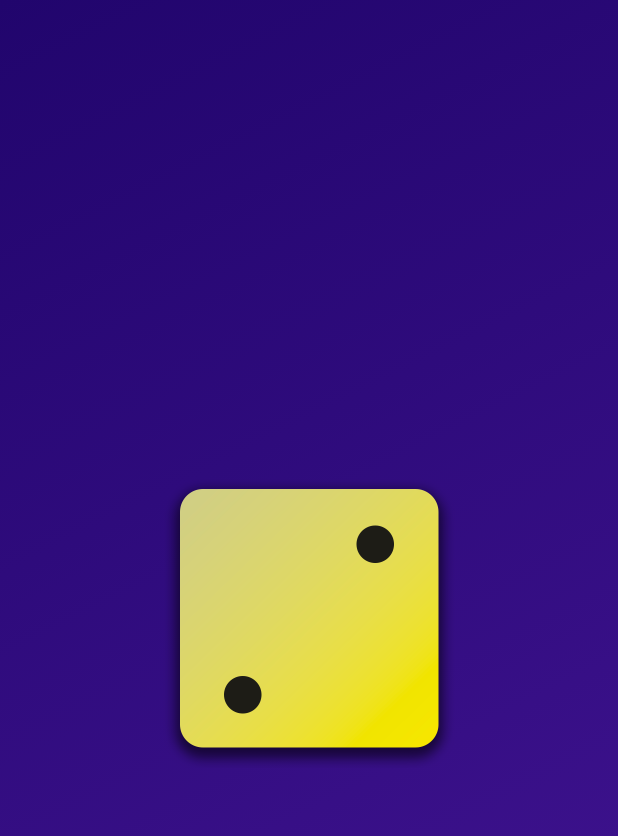
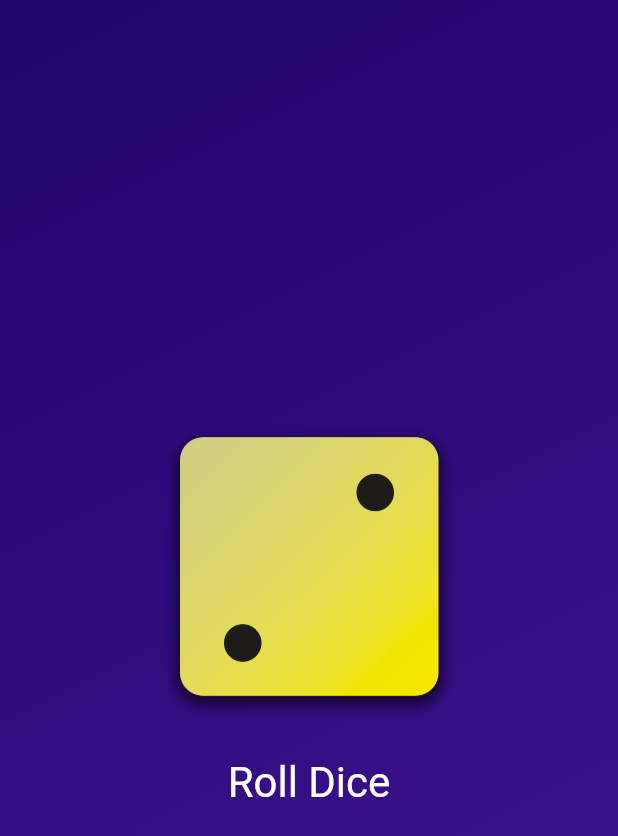
Before and after one commit to elvan/roll_dice_app_flutter, a Flutter app: the screen it shows after launch, on a phone screen of 412 x 824 dp. Shown: the top 836 px of the screen. Run offline on Flutter 3.47's test engine with Material 2 defaults, Android fonts, the phone set to English and light mode, and no system bars.

Commit message:
adding buttons

```diff
--- a/lib/gradient_container.dart
+++ b/lib/gradient_container.dart
@@ -13,6 +13,10 @@ class GradientContainer extends StatelessWidget {
   final Color color1;
   final Color color2;
 
+  void rollDice() {
+    // ...
+  }
+
   @override
   Widget build(context) {
     return Container(
@@ -24,9 +28,28 @@ class GradientContainer extends StatelessWidget {
         ),
       ),
       child: Center(
-        child: Image.asset(
-          'assets/images/dice-2.png',
-          width: 200,
+        child: Column(
+          mainAxisSize: MainAxisSize.min,
+          children: [
+            Image.asset(
+              'assets/images/dice-2.png',
+              width: 200,
+            ),
+            const SizedBox(height: 20),
+            TextButton(
+              onPressed: rollDice,
+              style: TextButton.styleFrom(
+                // padding: const EdgeInsets.only(
+                //   top: 20,
+                // ),
+                foregroundColor: Colors.white,
+                textStyle: const TextStyle(
+                  fontSize: 28,
+                ),
+              ),
+              child: const Text('Roll Dice'),
+            )
+          ],
         ),
       ),
     );
```
